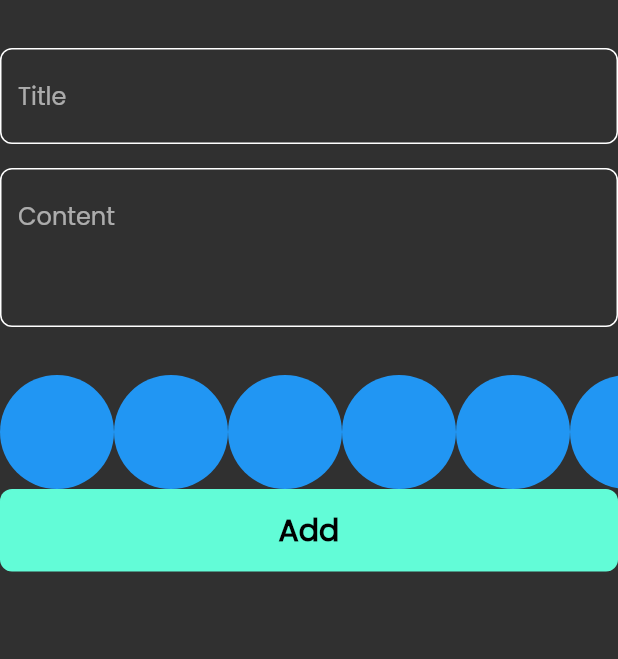
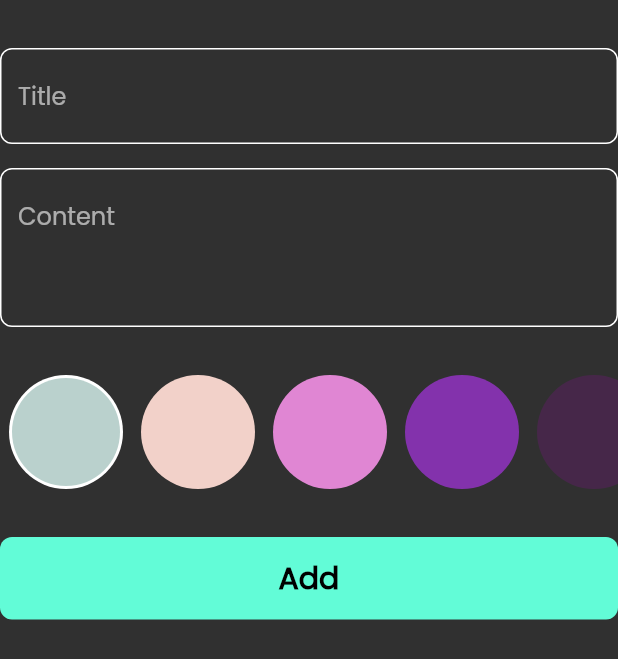
Before and after one commit to Bakir-Alkaraki/notes_hive, a Flutter app: the AddNoteForm widget shown alone on an empty page, opened directly, on a phone screen of 412 x 824 dp. Shown: the top 659 px of the screen. Run offline on Flutter 3.47's test engine with Material 2 defaults, Android fonts, the phone set to English and light mode, and no system bars; our stand-ins replace bloc, flutter_bloc, font_awesome_flutter, hive, hive_flutter; accounts and stored records are empty.

Commit message:
Create Colors Picker part 2

```diff
--- a/lib/view/widgets/add_note_form.dart
+++ b/lib/view/widgets/add_note_form.dart
@@ -51,6 +51,9 @@ class _AddNoteFormState extends State<AddNoteForm> {
             height: 32,
           ),
           const ColorsList(),
+          const SizedBox(
+            height: 32,
+          ),
           BlocBuilder<AddNoteCubit, AddNoteState>(
             builder: (context, state) {
               return CustomButton(
--- a/lib/view/widgets/colors_list_picker.dart
+++ b/lib/view/widgets/colors_list_picker.dart
@@ -1,19 +1,47 @@
 import 'package:flutter/material.dart';
 
-class ColorCircle extends StatelessWidget {
-  const ColorCircle({Key? key}) : super(key: key);
+class ColorItem extends StatelessWidget {
+  const ColorItem({Key? key, required this.isPicked, required this.color})
+      : super(key: key);
+
+  final bool isPicked;
+  final Color color;
 
   @override
   Widget build(BuildContext context) {
-    return const CircleAvatar(
-      radius: 38,
-      backgroundColor: Colors.blue,
-    );
+    return isPicked
+        ? CircleAvatar(
+            radius: 38,
+            backgroundColor: Colors.white,
+            child: CircleAvatar(
+              radius: 36,
+              backgroundColor: color,
+            ),
+          )
+        : CircleAvatar(
+            radius: 38,
+            backgroundColor: color,
+          );
   }
 }
 
-class ColorsList extends StatelessWidget {
+class ColorsList extends StatefulWidget {
   const ColorsList({Key? key}) : super(key: key);
+
+  @override
+  State<ColorsList> createState() => _ColorsListState();
+}
+
+class _ColorsListState extends State<ColorsList> {
+  int currentIndex = 0;
+
+  List<Color> colors = const [
+    Color(0xffBAD1CD),
+    Color(0xffF2D1C9),
+    Color(0xffE086D3),
+    Color(0xff8332AC),
+    Color(0xff462749),
+  ];
 
   @override
   Widget build(BuildContext context) {
@@ -21,9 +49,20 @@ class ColorsList extends StatelessWidget {
         height: 38 * 2,
         child: ListView.builder(
             scrollDirection: Axis.horizontal,
-            itemCount: 10,
+            itemCount: colors.length,
             itemBuilder: (context, index) {
-              return const ColorCircle();
+              return Padding(
+                padding: const EdgeInsets.symmetric(horizontal: 6),
+                child: GestureDetector(
+                    onTap: () {
+                      currentIndex = index;
+                      setState(() {});
+                    },
+                    child: ColorItem(
+                      isPicked: currentIndex == index,
+                      color: colors[index],
+                    )),
+              );
             }));
   }
 }
```
